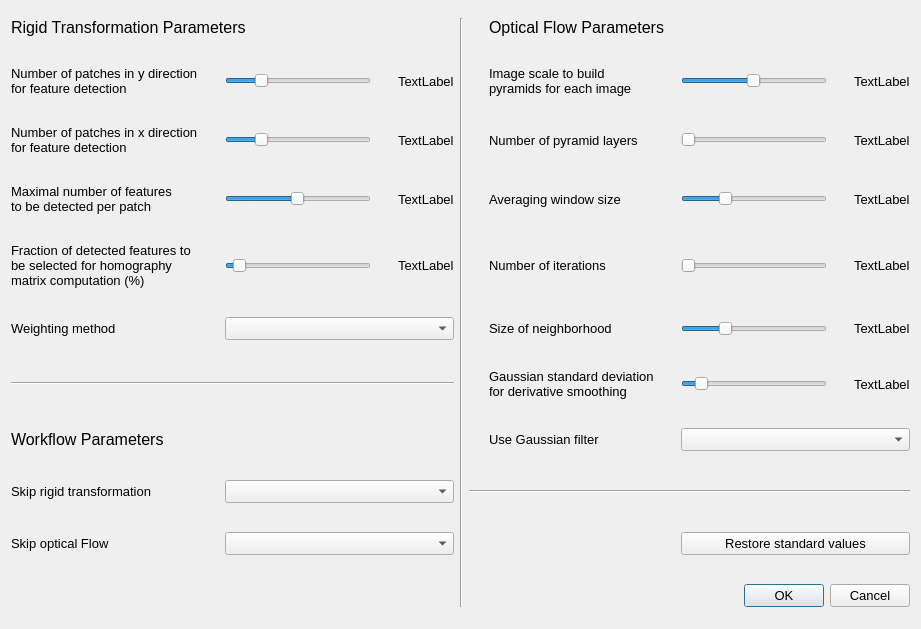
Before: the Qt Designer form Source/parameter_configuration.ui in Rolf-Hempel/PlanetarySystemLRGBAligner, drawn with Qt 5.
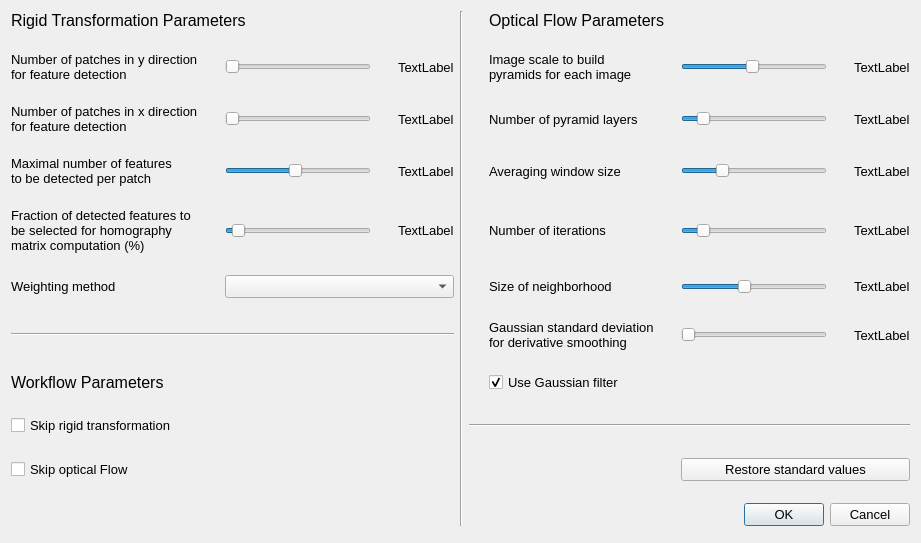
After: the same form once the commit is applied.

Commit message: Configuration dialog finished

Diff of the .ui file:
```diff
--- a/Source/parameter_configuration.ui
+++ b/Source/parameter_configuration.ui
@@ -7,7 +7,7 @@
     <x>0</x>
     <y>0</y>
     <width>921</width>
-    <height>629</height>
+    <height>543</height>
    </rect>
   </property>
   <property name="font">
@@ -36,9 +36,6 @@
      </property>
     </widget>
    </item>
-   <item row="8" column="2" colspan="3">
-    <widget class="QComboBox" name="srt_combobox"/>
-   </item>
    <item row="3" column="7">
     <widget class="QLabel" name="awz_label_parameter">
      <property name="text">
@@ -91,8 +88,11 @@
      <property name="pageStep">
       <number>2</number>
      </property>
+     <property name="value">
+      <number>1</number>
+     </property>
      <property name="sliderPosition">
-      <number>3</number>
+      <number>1</number>
      </property>
      <property name="orientation">
       <enum>Qt::Horizontal</enum>
@@ -130,8 +130,11 @@
      <property name="minimum">
       <number>5</number>
      </property>
+     <property name="value">
+      <number>9</number>
+     </property>
      <property name="sliderPosition">
-      <number>10</number>
+      <number>9</number>
      </property>
      <property name="orientation">
       <enum>Qt::Horizontal</enum>
@@ -149,6 +152,9 @@
      <property name="pageStep">
       <number>2</number>
      </property>
+     <property name="value">
+      <number>2</number>
+     </property>
      <property name="orientation">
       <enum>Qt::Horizontal</enum>
      </property>
@@ -170,13 +176,6 @@
      </property>
     </widget>
    </item>
-   <item row="8" column="0">
-    <widget class="QLabel" name="srt_label_parameter">
-     <property name="text">
-      <string>Skip rigid transformation</string>
-     </property>
-    </widget>
-   </item>
    <item row="5" column="9">
     <widget class="QSlider" name="sn_slider_value">
      <property name="minimum">
@@ -189,7 +188,7 @@
       <number>2</number>
      </property>
      <property name="value">
-      <number>5</number>
+      <number>6</number>
      </property>
      <property name="orientation">
       <enum>Qt::Horizontal</enum>
@@ -207,6 +206,9 @@
      <property name="pageStep">
       <number>2</number>
      </property>
+     <property name="value">
+      <number>2</number>
+     </property>
      <property name="orientation">
       <enum>Qt::Horizontal</enum>
      </property>
@@ -238,7 +240,7 @@
       <number>5</number>
      </property>
      <property name="value">
-      <number>15</number>
+      <number>14</number>
      </property>
      <property name="orientation">
       <enum>Qt::Horizontal</enum>
@@ -272,16 +274,6 @@
      </property>
     </widget>
    </item>
-   <item row="9" column="0">
-    <widget class="QLabel" name="sof_label_parameter">
-     <property name="text">
-      <string>Skip optical Flow</string>
-     </property>
-    </widget>
-   </item>
-   <item row="9" column="2" colspan="3">
-    <widget class="QComboBox" name="sof_combobox"/>
-   </item>
    <item row="6" column="7">
     <widget class="QLabel" name="gsd_label_parameter">
      <property name="text">
@@ -302,7 +294,7 @@
       <number>2</number>
      </property>
      <property name="value">
-      <number>11</number>
+      <number>10</number>
      </property>
      <property name="orientation">
       <enum>Qt::Horizontal</enum>
@@ -335,16 +327,6 @@
      </property>
     </widget>
    </item>
-   <item row="7" column="9" colspan="3">
-    <widget class="QComboBox" name="ugf_combobox"/>
-   </item>
-   <item row="7" column="7">
-    <widget class="QLabel" name="ugf_label_parameter">
-     <property name="text">
-      <string>Use Gaussian filter</string>
-     </property>
-    </widget>
-   </item>
    <item row="1" column="3">
     <spacer name="horizontalSpacer_2">
      <property name="orientation">
@@ -361,13 +343,13 @@
    <item row="1" column="9">
     <widget class="QSlider" name="ps_slider_value">
      <property name="minimum">
-      <number>1</number>
+      <number>10</number>
      </property>
      <property name="maximum">
-      <number>100</number>
+      <number>90</number>
      </property>
      <property name="value">
-      <number>50</number>
+      <number>49</number>
      </property>
      <property name="orientation">
       <enum>Qt::Horizontal</enum>
@@ -437,8 +419,11 @@
      <property name="pageStep">
       <number>2</number>
      </property>
+     <property name="value">
+      <number>1</number>
+     </property>
      <property name="sliderPosition">
-      <number>3</number>
+      <number>1</number>
      </property>
      <property name="orientation">
       <enum>Qt::Horizontal</enum>
@@ -512,7 +497,7 @@
       <number>200</number>
      </property>
      <property name="value">
-      <number>100</number>
+      <number>97</number>
      </property>
      <property name="orientation">
       <enum>Qt::Horizontal</enum>
@@ -547,6 +532,30 @@
      </property>
     </widget>
    </item>
+   <item row="7" column="7">
+    <widget class="QCheckBox" name="ugf_checkBox">
+     <property name="text">
+      <string>Use Gaussian filter</string>
+     </property>
+     <property name="checked">
+      <bool>true</bool>
+     </property>
+    </widget>
+   </item>
+   <item row="8" column="0">
+    <widget class="QCheckBox" name="srt_checkBox">
+     <property name="text">
+      <string>Skip rigid transformation</string>
+     </property>
+    </widget>
+   </item>
+   <item row="9" column="0">
+    <widget class="QCheckBox" name="sof_checkBox">
+     <property name="text">
+      <string>Skip optical Flow</string>
+     </property>
+    </widget>
+   </item>
   </layout>
  </widget>
  <resources/>
```
Left out of the diff: 2 changed lines with no effect on the pictures. The commit also changes 2 other files.
